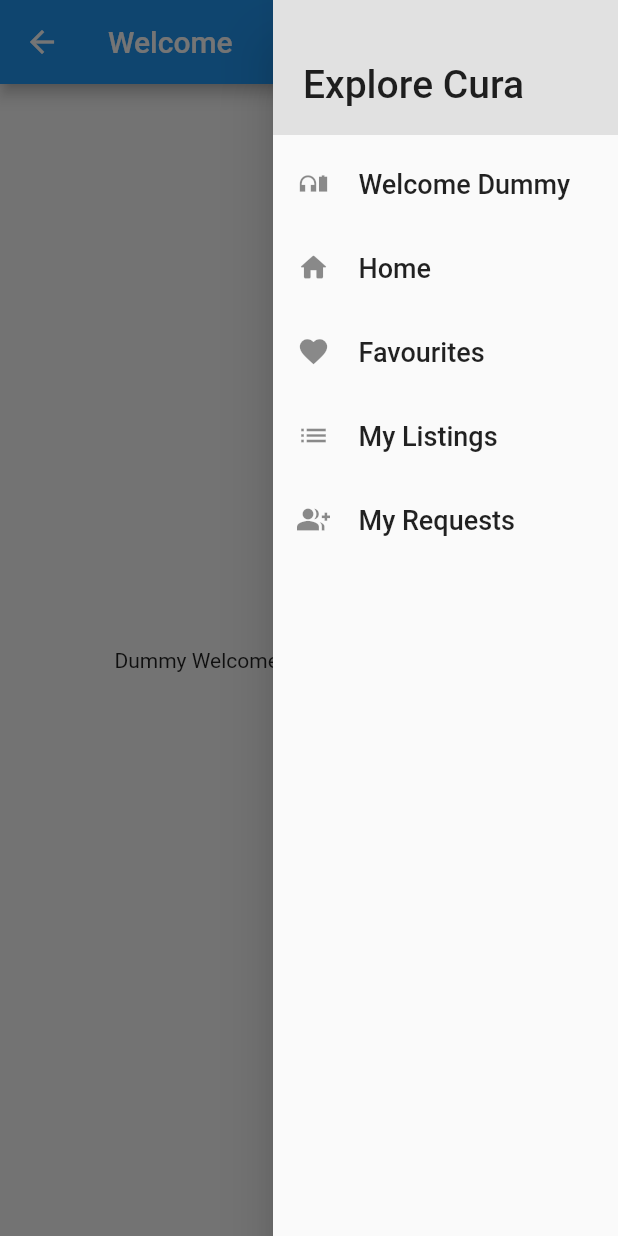
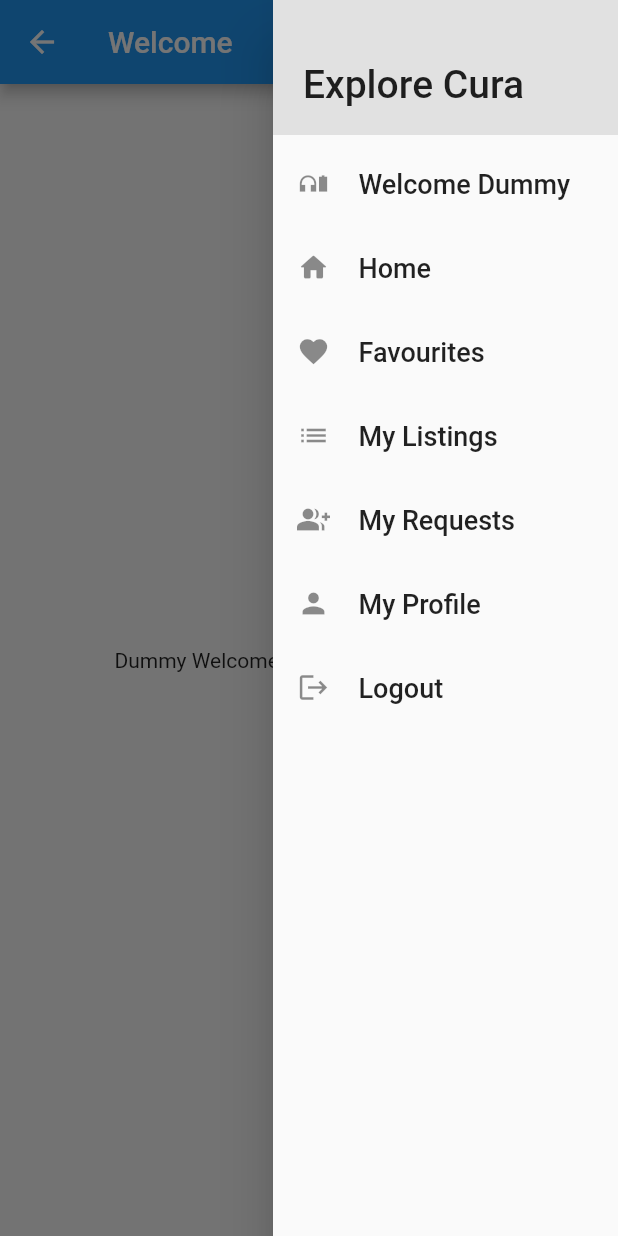
Before and after one commit to Cura-waste-management-app/Frontend, a Flutter app: the DummyWelcomeScreen screen opened by its route, with the side drawer open, on a phone screen of 412 x 824 dp. Run offline on Flutter 3.47's test engine with Material 2 defaults, Android fonts, the phone set to English and light mode, and no system bars; our stand-ins replace country_picker, firebase_auth, firebase_core, flutter_riverpod, flutter_svg, geocoding and 8 more; missing offline and left inert: cloudinary_public, profanity_filter, searchbar_animation; accounts and stored records are empty; network calls fail.

Commit message:
User profile edit feature frontend

```diff
--- a/lib/common/bottom_nav_bar.dart
+++ b/lib/common/bottom_nav_bar.dart
@@ -51,7 +51,7 @@ class _BottomNavigationState extends State<BottomNavigation> {
                   Navigator.pushNamed(context, HomeListings.routeName);
                 }),
             GButton(
-                icon: Icons.favorite,
+                icon: Icons.people_alt_rounded,
                 text: 'Volunteer',
                 onPressed: () {
                   Navigator.pushNamed(context, Forum.routeName);
--- a/lib/common/main_drawer.dart
+++ b/lib/common/main_drawer.dart
@@ -1,6 +1,7 @@
 // import '../../screens/my_requests_screen.dart';
 
 import 'package:cura_frontend/common/error_screen.dart';
+import 'package:cura_frontend/features/profile/screens/my_profile.dart';
 import 'package:cura_frontend/screens/homeListings/favourite_listings_screen.dart';
 
 import '../screens/myListings/user_listings.dart';
@@ -94,16 +95,28 @@ class MainDrawer extends StatelessWidget {
                   .pushReplacementNamed(UserRequests.routeName);
             },
           ),
-          // ListTile(
-          //   leading: Icon(Icons.verified_user_sharp, size: 26),
-          //   title: Text(
-          //     "Profile",
-          //     style: TextStyle(fontSize: 20),
-          //   ),
-          //   onTap: () {
-          //     Navigator.of(context).pushReplacementNamed(ErrorScreen.routeName);
-          //   },
-          // ),
+          ListTile(
+            minLeadingWidth: 25,
+            leading: Icon(Icons.person, size: iconSize),
+            title: Text(
+              "My Profile",
+              style: TextStyle(fontSize: textFontSize),
+            ),
+            onTap: () {
+              Navigator.of(context).pushReplacementNamed(MyProfile.routeName);
+            },
+          ),
+          ListTile(
+            minLeadingWidth: 25,
+            leading: Icon(Icons.logout, size: iconSize),
+            title: Text(
+              "Logout",
+              style: TextStyle(fontSize: textFontSize),
+            ),
+            onTap: () {
+              // Navigator.of(context).pushReplacementNamed(ErrorScreen.routeName);
+            },
+          ),
           // ListTile(
           //   leading: Icon(Icons.person, size: 26),
           //   title: Text(
--- a/lib/main.dart
+++ b/lib/main.dart
@@ -69,12 +69,13 @@ class MyApp extends StatelessWidget {
             // is not restarted.
 
             ),
-        home: const SplashScreen(),
+        home: HomeListings(),
         routes: {
           HomeListings.routeName: (ctx) => HomeListings(),
           FavouriteListingsScreen.routeName: (ctx) => FavouriteListingsScreen(),
           ListItemDetailScreen.routeName: (ctx) => ListItemDetailScreen(),
-          ViewProfile.routeName: (ctx) => ViewProfile(),
+          MyProfile.routeName: (ctx) => MyProfile(),
+          // ViewProfile.routeName: (ctx) => ViewProfile(),
           OtherProfileScreen.routeName: (ctx) => OtherProfileScreen(),
           AddListingScreen.routeName: (ctx) => AddListingScreen(),
         },
--- a/lib/providers/constants/variables.dart
+++ b/lib/providers/constants/variables.dart
@@ -1,3 +1,3 @@
 // for home listings ip address of backend nestjs
-const base_url = "http://192.168.1.6:3000";
+const base_url = "http://192.168.29.15:3000";
 const uid = '0000000239658357b3cdb68a';
--- a/lib/providers/home_listings_provider.dart
+++ b/lib/providers/home_listings_provider.dart
@@ -10,6 +10,10 @@ import '../screens/Listings/models/listings.dart';
 
 class HomeListingsNotifier extends ChangeNotifier {
   List<Listing> _displayItems = [];
+  Map _userdata = {};
+  Map get userdata {
+    return _userdata;
+  }
   // get items => _displayItems;
 
   Map<String, bool> displayChoices = {
@@ -91,6 +95,7 @@ class HomeListingsNotifier extends ChangeNotifier {
       // print(data['user']);
       final List fetchedItems = json.decode(data)['listings'];
       final Map userData = json.decode(data)['user'];
+      _userdata = userData;
       final List likedItems = userData['itemsLiked'];
       final List reqItems = userData['itemsRequested'];
       print(fetchedItems);
--- a/lib/screens/list_item_detail_screen.dart
+++ b/lib/screens/list_item_detail_screen.dart
@@ -121,9 +121,9 @@ class _ListItemDetailScreenState extends State<ListItemDetailScreen> {
                                 ? AssetImage(
                                     'assets/images/female_user.png',
                                   )
-                                : AssetImage(
+                                : NetworkImage(
                                     item.owner.avatarURL!,
-                                  ),
+                                  ) as ImageProvider,
                             maxRadius: 25,
                           ),
                         ),
--- a/lib/screens/other_profile_screen.dart
+++ b/lib/screens/other_profile_screen.dart
@@ -40,7 +40,7 @@ class OtherProfileScreen extends StatelessWidget {
                       child: ClipOval(
                         child: SizedBox.fromSize(
                           size: Size.fromRadius(60), // Image radius
-                          child: Image.asset(routeArgs['userImageURL']!,
+                          child: Image.network(routeArgs['userImageURL']!,
                               fit: BoxFit.cover),
                         ),
                       )),
```
Also changed, not shown: lib/features/profile/screens/my_profile.dart (+44 -9 lines).
